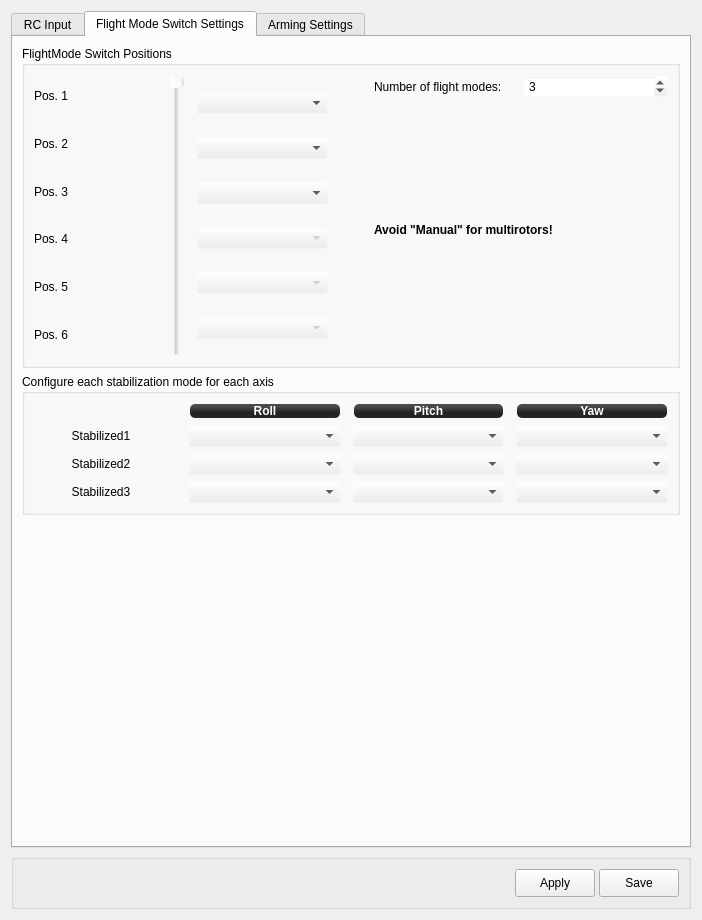
Old version of the form ground/openpilotgcs/src/plugins/config/input.ui in the repository openpilot/OpenPilot.
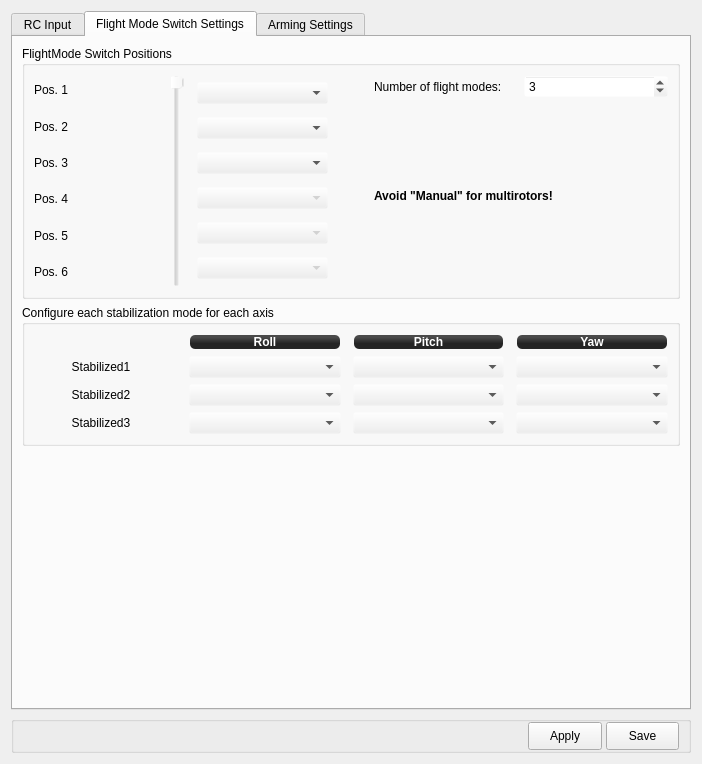
New version of the form. The open tabs and pages were chosen to show the change. Icons and pictures are not drawn.

Commit message: fixed save area in all forms, shrunk down the output form upper groupbox a bit

Diff of the .ui file:
```diff
--- a/ground/openpilotgcs/src/plugins/config/input.ui
+++ b/ground/openpilotgcs/src/plugins/config/input.ui
@@ -7,7 +7,7 @@
     <x>0</x>
     <y>0</y>
     <width>702</width>
-    <height>920</height>
+    <height>764</height>
    </rect>
   </property>
   <property name="windowTitle">
@@ -740,8 +740,8 @@
            <rect>
             <x>0</x>
             <y>0</y>
-            <width>540</width>
-            <height>510</height>
+            <width>672</width>
+            <height>795</height>
            </rect>
           </property>
           <layout class="QGridLayout" name="gridLayout_7">
@@ -1393,15 +1393,25 @@
    </item>
    <item>
     <widget class="QGroupBox" name="groupBox_3">
+     <property name="maximumSize">
+      <size>
+       <width>16777215</width>
+       <height>45</height>
+      </size>
+     </property>
      <property name="title">
       <string/>
      </property>
-     <layout class="QVBoxLayout" name="verticalLayout">
-      <item>
        <layout class="QHBoxLayout" name="horizontalLayout_5">
         <property name="spacing">
          <number>4</number>
         </property>
+      <property name="topMargin">
+       <number>0</number>
+      </property>
+      <property name="bottomMargin">
+       <number>0</number>
+      </property>
         <item>
          <spacer name="horizontalSpacer_5">
           <property name="orientation">
@@ -1409,7 +1419,7 @@
           </property>
           <property name="sizeHint" stdset="0">
            <size>
-            <width>40</width>
+          <width>483</width>
             <height>20</height>
            </size>
           </property>
@@ -1418,15 +1428,15 @@
         <item>
          <widget class="QPushButton" name="inputHelp">
           <property name="sizePolicy">
-           <sizepolicy hsizetype="Fixed" vsizetype="Fixed">
+         <sizepolicy hsizetype="Preferred" vsizetype="Fixed">
             <horstretch>0</horstretch>
             <verstretch>0</verstretch>
            </sizepolicy>
           </property>
           <property name="maximumSize">
            <size>
-            <width>32</width>
-            <height>32</height>
+          <width>25</width>
+          <height>26</height>
            </size>
           </property>
           <property name="toolTip">
@@ -1441,8 +1451,8 @@
           </property>
           <property name="iconSize">
            <size>
-            <width>32</width>
-            <height>32</height>
+          <width>25</width>
+          <height>25</height>
            </size>
           </property>
           <property name="flat">
@@ -1489,8 +1499,6 @@
            <string>Save</string>
           </property>
          </widget>
-        </item>
-       </layout>
       </item>
      </layout>
     </widget>
```
Left out of the diff: 6 changed lines with no effect on the pictures. Lines whose indentation alone changed are shown as unchanged. The commit also changes 6 other files.
